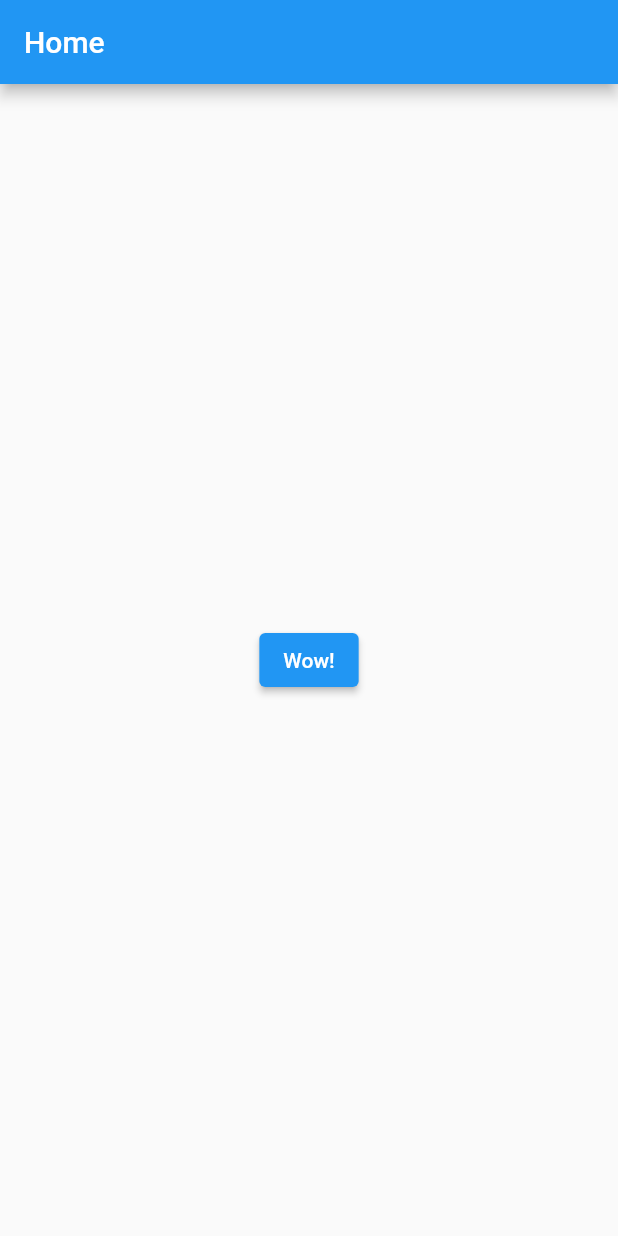
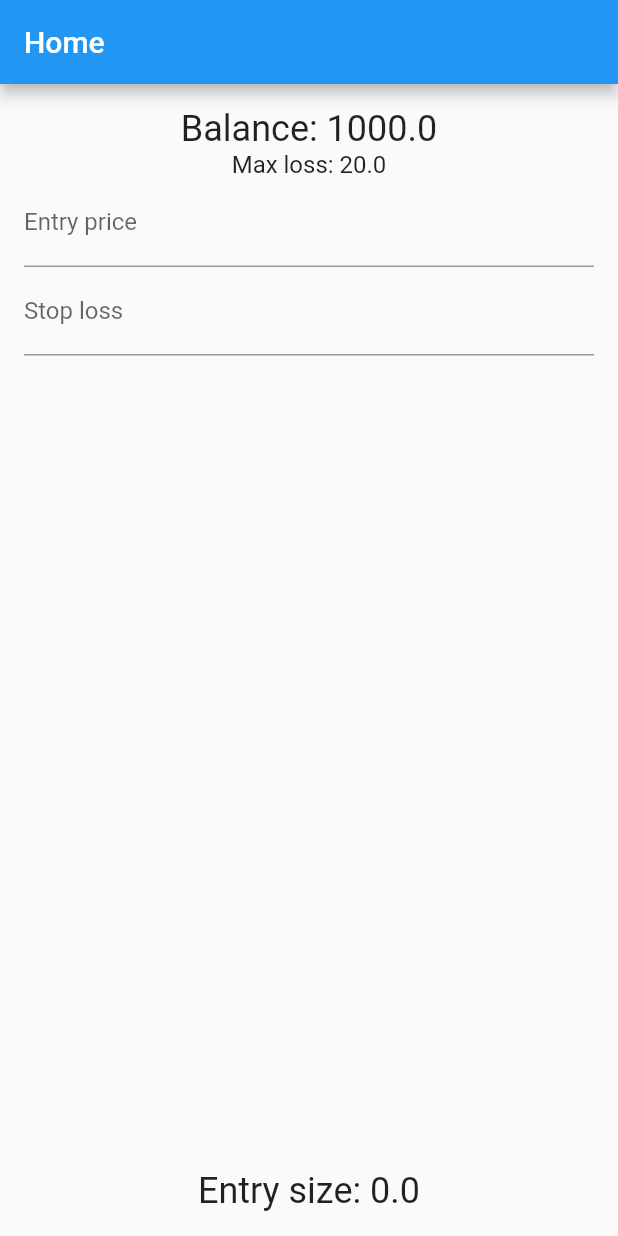
Before and after one commit to marcohc/entrysizecalculator, a Flutter app: the screen it shows after launch, on a phone screen of 412 x 824 dp. Run offline on Flutter 3.47's test engine with Material 2 defaults, Android fonts, the phone set to English and light mode, and no system bars; our stand-ins replace bloc, dio, flutter_bloc, freezed_annotation, shared_preferences; missing offline and left inert: dio_logger, either_option; generated files the repository leaves out were written again.

Commit message:
Calculator implemented

```diff
--- a/lib/home/home_bloc.dart
+++ b/lib/home/home_bloc.dart
@@ -1,13 +1,30 @@
-import 'package:bloc/bloc.dart';
+import "package:bloc/bloc.dart";
 
 class HomeState {
-  HomeState({this.balance = 0.0, this.maxLoss = 0.0, this.entryPrice = 0.0, this.stopLoss = 0.0, this.entrySize = 0.0});
+  HomeState({this.balance = 1000,
+    this.maxLoss = 20,
+    this.entryPrice = 0.0,
+    this.stopLoss = 0.0,
+    this.entrySize = 0.0});
 
   final double balance;
   final double maxLoss;
   final double entryPrice;
   final double stopLoss;
   final double entrySize;
+
+  HomeState copyWith({double? balance,
+    double? maxLoss,
+    double? entryPrice,
+    double? stopLoss,
+    double? entrySize,}) =>
+      HomeState(
+        balance: balance ?? this.balance,
+        maxLoss: maxLoss ?? this.maxLoss,
+        entryPrice: entryPrice ?? this.entryPrice,
+        entrySize: entrySize ?? this.entrySize,
+        stopLoss: stopLoss ?? this.stopLoss,
+      );
 }
 
 abstract class HomeEvent {}
@@ -15,13 +32,13 @@ abstract class HomeEvent {}
 class OnStopLossSetEvent extends HomeEvent {
   OnStopLossSetEvent(this.stopLoss);
 
-  final double stopLoss;
+  final String stopLoss;
 }
 
 class OnEntryPriceSet extends HomeEvent {
   OnEntryPriceSet(this.entryPrice);
 
-  final double entryPrice;
+  final String entryPrice;
 }
 
 class HomeBloc extends Bloc<HomeEvent, HomeState> {
@@ -29,7 +46,20 @@ class HomeBloc extends Bloc<HomeEvent, HomeState> {
 
   @override
   Stream<HomeState> mapEventToState(HomeEvent event) async* {
+
     if (event is OnStopLossSetEvent) {
-    } else if (event is OnEntryPriceSet) {}
+      emit(state.copyWith(stopLoss: _parseDouble(event.stopLoss)));
+    } else if (event is OnEntryPriceSet) {
+      emit(state.copyWith(entryPrice: _parseDouble(event.entryPrice)));
+    }
+
+    if (state.entryPrice != 0.0 && state.stopLoss != 0.0) {
+      final entrySize = state.maxLoss / (state.entryPrice - state.stopLoss);
+      emit(state.copyWith(entrySize: entrySize));
+    }
+  }
+
+  double _parseDouble(String value) {
+    return double.parse(value);
   }
 }
--- a/lib/home/home_screen.dart
+++ b/lib/home/home_screen.dart
@@ -1,7 +1,32 @@
 import 'package:flutter/material.dart';
+import 'package:flutter/services.dart';
+import 'package:flutter_bloc/flutter_bloc.dart';
+import 'package:tilda/home/home_bloc.dart';
 
-class HomeScreen extends StatelessWidget {
-  const HomeScreen({Key? key}) : super(key: key);
+class HomeScreen extends StatefulWidget {
+  HomeScreen({Key? key}) : super(key: key);
+
+  @override
+  _HomeScreenState createState() => _HomeScreenState();
+}
+
+class _HomeScreenState extends State<HomeScreen> {
+  final _bloc = HomeBloc();
+
+  final _entryPriceController = TextEditingController();
+  final _stopLossController = TextEditingController();
+
+  @override
+  void initState() {
+    super.initState();
+    _entryPriceController.addListener(() {
+      _bloc.add(OnEntryPriceSet(_entryPriceController.text));
+    });
+
+    _stopLossController.addListener(() {
+      _bloc.add(OnStopLossSetEvent(_stopLossController.text));
+    });
+  }
 
   @override
   Widget build(BuildContext context) {
@@ -9,14 +34,45 @@ class HomeScreen extends StatelessWidget {
       appBar: AppBar(
         title: Text("Home"),
       ),
-      body: Center(
-        child: ElevatedButton(
-          child: Text('Wow!'),
-          onPressed: () {
-            print('Wow indeed');
-          },
-        ),
-      ),
+      body: BlocBuilder<HomeBloc, HomeState>(
+          bloc: _bloc,
+          builder: (context, state) {
+            return Padding(
+              padding: const EdgeInsets.all(16.0),
+              child: Column(children: [
+                Text(
+                  "Balance: " + state.balance.toString(),
+                  style: Theme.of(context).textTheme.headline5,
+                ),
+                Text(
+                  "Max loss: " + state.maxLoss.toString(),
+                  style: Theme.of(context).textTheme.subtitle1,
+                ),
+                TextField(
+                  decoration: InputDecoration(labelText: "Entry price"),
+                  keyboardType: TextInputType.number,
+                  // inputFormatters: [
+                  //   FilteringTextInputFormatter(r'(^\d*\.?\d*)', allow: false)
+                  // ],
+                  controller: _entryPriceController,
+                ),
+                TextField(
+                  decoration: InputDecoration(labelText: "Stop loss"),
+                  keyboardType: TextInputType.number,
+                  controller: _stopLossController,
+                ),
+                Expanded(
+                  child: Align(
+                    alignment: Alignment.bottomCenter,
+                    child: Text(
+                      "Entry size: " + state.entrySize.toString(),
+                      style: Theme.of(context).textTheme.headline5,
+                    ),
+                  ),
+                ),
+              ]),
+            );
+          }),
     );
   }
 }
--- a/lib/main.dart
+++ b/lib/main.dart
@@ -10,7 +10,7 @@ class MyApp extends StatelessWidget {
   @override
   Widget build(BuildContext context) {
     return MaterialApp(
-      title: 'Flutter Demo',
+      title: 'Tilda',
       theme: ThemeData(
         primarySwatch: Colors.blue,
       ),
--- a/pubspec.yaml
+++ b/pubspec.yaml
@@ -28,6 +28,8 @@ dependencies:
   get_it: ^7.1.3
   bloc: ^7.0.0
   flutter_bloc: ^7.0.1
+  binance_api:
+    path: binance_api
 
   # The following adds the Cupertino Icons font to your application.
   # Use with the CupertinoIcons class for iOS style icons.
```
Also changed, not shown: pubspec.lock.
